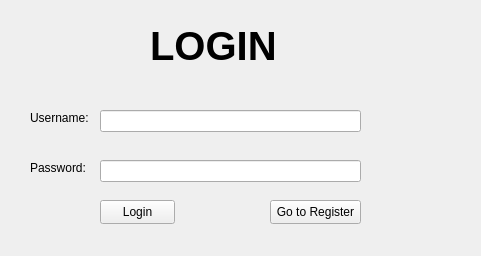
The window that login.ui (hieugiabao/file-share-client) describes before a commit, drawn with Qt 5.
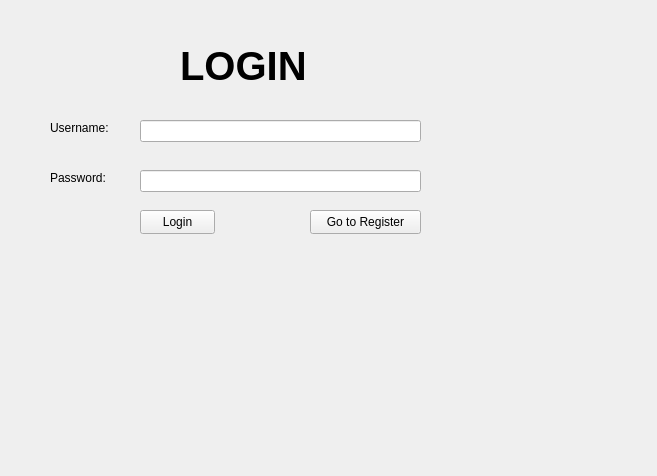
The same window after the commit.

```diff
--- a/login.ui
+++ b/login.ui
@@ -6,8 +6,8 @@
    <rect>
     <x>0</x>
     <y>0</y>
-    <width>481</width>
-    <height>256</height>
+    <width>657</width>
+    <height>476</height>
    </rect>
   </property>
   <property name="windowTitle">
@@ -16,18 +16,18 @@
   <widget class="QWidget" name="widget" native="true">
    <property name="geometry">
     <rect>
-     <x>10</x>
-     <y>-10</y>
-     <width>471</width>
-     <height>281</height>
+     <x>0</x>
+     <y>0</y>
+     <width>501</width>
+     <height>301</height>
     </rect>
    </property>
    <widget class="QLabel" name="label_3">
     <property name="geometry">
      <rect>
-      <x>140</x>
-      <y>20</y>
-      <width>141</width>
+      <x>180</x>
+      <y>30</y>
+      <width>131</width>
       <height>71</height>
      </rect>
     </property>
@@ -44,7 +44,7 @@
    <widget class="QLabel" name="label">
     <property name="geometry">
      <rect>
-      <x>20</x>
+      <x>50</x>
       <y>120</y>
       <width>71</width>
       <height>16</height>
@@ -57,7 +57,7 @@
    <widget class="QLabel" name="label_2">
     <property name="geometry">
      <rect>
-      <x>20</x>
+      <x>50</x>
       <y>170</y>
       <width>71</width>
       <height>16</height>
@@ -70,9 +70,9 @@
    <widget class="QLineEdit" name="lineEdit">
     <property name="geometry">
      <rect>
-      <x>90</x>
+      <x>140</x>
       <y>120</y>
-      <width>261</width>
+      <width>281</width>
       <height>22</height>
      </rect>
     </property>
@@ -83,9 +83,9 @@
    <widget class="QLineEdit" name="lineEdit_2">
     <property name="geometry">
      <rect>
-      <x>90</x>
+      <x>140</x>
       <y>170</y>
-      <width>261</width>
+      <width>281</width>
       <height>22</height>
      </rect>
     </property>
@@ -96,7 +96,7 @@
    <widget class="QPushButton" name="pushButton">
     <property name="geometry">
      <rect>
-      <x>90</x>
+      <x>140</x>
       <y>210</y>
       <width>75</width>
       <height>24</height>
@@ -109,9 +109,9 @@
    <widget class="QPushButton" name="pushButton_2">
     <property name="geometry">
      <rect>
-      <x>260</x>
+      <x>310</x>
       <y>210</y>
-      <width>91</width>
+      <width>111</width>
       <height>24</height>
      </rect>
     </property>
@@ -122,9 +122,9 @@
    <widget class="QLabel" name="error_label">
     <property name="geometry">
      <rect>
-      <x>90</x>
+      <x>140</x>
       <y>90</y>
-      <width>261</width>
+      <width>281</width>
       <height>21</height>
      </rect>
     </property>
```
Left out of the diff: 2 changed lines with no effect on the pictures.
